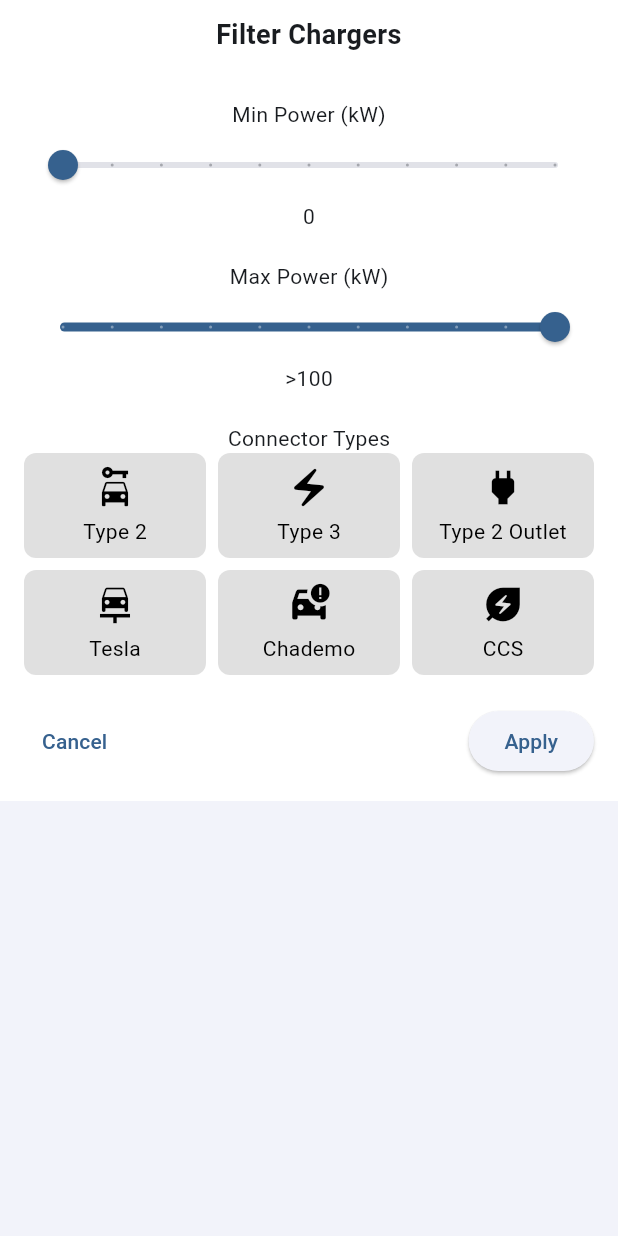
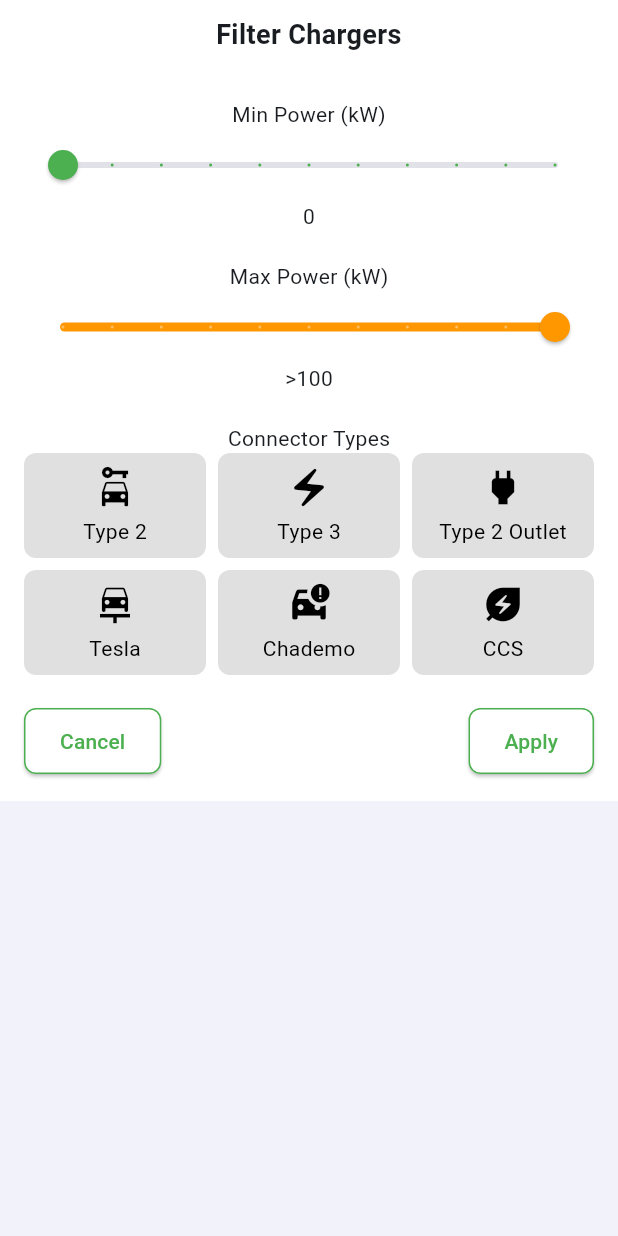
Before and after one commit to jakub-prokopiuk/Bachelor-s-thesis, a Flutter app: the FilterScreen screen opened directly, after a tap on "Open Filters", on a phone screen of 412 x 824 dp. Run offline on Flutter 3.47's test engine with Material 3 defaults, Android fonts, the phone set to English and light mode, and no system bars; our stand-ins replace flutter_dotenv, flutter_map, geolocator, latlong2, shared_preferences; accounts and stored records are empty.

Commit message:
visual update of filter_view

```diff
--- a/frontend/lib/filter_view.dart
+++ b/frontend/lib/filter_view.dart
@@ -155,6 +155,7 @@ class _FilterWidgetState extends State<FilterWidget> {
                           minPower = (value / 10).roundToDouble() * 10;
                         });
                       },
+                      activeColor: Colors.green,
                     ),
                     Text(minPower.toStringAsFixed(0)),
                   ],
@@ -178,6 +179,7 @@ class _FilterWidgetState extends State<FilterWidget> {
                               : (value / 10).roundToDouble() * 10;
                         });
                       },
+                      activeColor: Colors.orange,
                     ),
                     Text(
                       maxPower == null ? '>100' : maxPower!.toStringAsFixed(0),
@@ -244,11 +246,21 @@ class _FilterWidgetState extends State<FilterWidget> {
                 Row(
                   mainAxisAlignment: MainAxisAlignment.spaceBetween,
                   children: [
-                    TextButton(
+                    ElevatedButton(
                       onPressed: () {
                         Navigator.of(context).pop();
                       },
                       child: const Text('Cancel'),
+                      style: ElevatedButton.styleFrom(
+                        foregroundColor: Colors.green,
+                        backgroundColor: Colors.white,
+                        side: BorderSide(color: Colors.green),
+                        shape: RoundedRectangleBorder(
+                          borderRadius: BorderRadius.circular(8),
+                        ),
+                        padding: const EdgeInsets.symmetric(
+                            horizontal: 24, vertical: 12),
+                      ),
                     ),
                     ElevatedButton(
                       onPressed: () {
@@ -262,9 +274,19 @@ class _FilterWidgetState extends State<FilterWidget> {
                         Navigator.of(context).pop();
                       },
                       child: const Text('Apply'),
+                      style: ElevatedButton.styleFrom(
+                        foregroundColor: Colors.green,
+                        backgroundColor: Colors.white,
+                        side: BorderSide(color: Colors.green),
+                        shape: RoundedRectangleBorder(
+                          borderRadius: BorderRadius.circular(8),
+                        ),
+                        padding: const EdgeInsets.symmetric(
+                            horizontal: 24, vertical: 12),
+                      ),
                     ),
                   ],
-                ),
+                )
               ],
             ),
           ),
```
